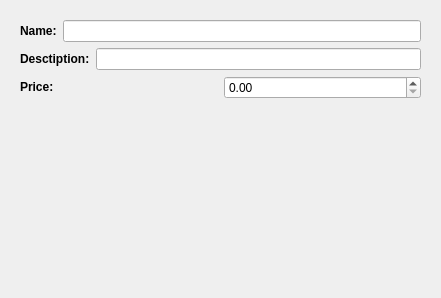
PLLUG-Community-C-Qt-Roadmap/CafeMenuEditor, file editordelegate.ui: the form before one commit.
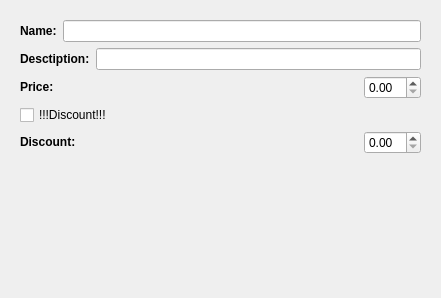
The form after the commit. The open tabs and pages were chosen to show the change.

Commit message: Added Discount field EditorDelegate item page.

```diff
--- a/editordelegate.ui
+++ b/editordelegate.ui
@@ -20,7 +20,7 @@
       <number>1</number>
      </property>
      <widget class="QWidget" name="pageMenuItem">
-      <layout class="QVBoxLayout" name="verticalLayout">
+      <layout class="QVBoxLayout" name="verticalLayout_4">
        <item>
         <layout class="QHBoxLayout" name="horizontalLayout">
          <item>
@@ -53,13 +53,64 @@
         <layout class="QHBoxLayout" name="horizontalLayout_3">
          <item>
           <widget class="QLabel" name="menuItemPriceLabel">
+           <property name="sizePolicy">
+            <sizepolicy hsizetype="Preferred" vsizetype="Preferred">
+             <horstretch>0</horstretch>
+             <verstretch>0</verstretch>
+            </sizepolicy>
+           </property>
            <property name="text">
             <string>&lt;html&gt;&lt;head/&gt;&lt;body&gt;&lt;p&gt;&lt;span style=&quot; font-weight:600;&quot;&gt;Price:&lt;/span&gt;&lt;/p&gt;&lt;/body&gt;&lt;/html&gt;</string>
            </property>
           </widget>
          </item>
          <item>
-          <widget class="QDoubleSpinBox" name="menuItemPriceSpinBox"/>
+          <widget class="QDoubleSpinBox" name="menuItemPriceSpinBox">
+           <property name="sizePolicy">
+            <sizepolicy hsizetype="Maximum" vsizetype="Fixed">
+             <horstretch>0</horstretch>
+             <verstretch>0</verstretch>
+            </sizepolicy>
+           </property>
+          </widget>
+         </item>
+        </layout>
+       </item>
+       <item>
+        <layout class="QVBoxLayout" name="verticalLayout">
+         <item>
+          <widget class="QCheckBox" name="checkBox">
+           <property name="text">
+            <string>!!!Discount!!!</string>
+           </property>
+          </widget>
+         </item>
+         <item>
+          <layout class="QHBoxLayout" name="horizontalLayout_4">
+           <item>
+            <widget class="QLabel" name="label_2">
+             <property name="sizePolicy">
+              <sizepolicy hsizetype="Preferred" vsizetype="Preferred">
+               <horstretch>0</horstretch>
+               <verstretch>0</verstretch>
+              </sizepolicy>
+             </property>
+             <property name="text">
+              <string>&lt;html&gt;&lt;head/&gt;&lt;body&gt;&lt;p&gt;&lt;span style=&quot; font-weight:600;&quot;&gt;Discount: &lt;/span&gt;&lt;/p&gt;&lt;/body&gt;&lt;/html&gt;</string>
+             </property>
+            </widget>
+           </item>
+           <item>
+            <widget class="QDoubleSpinBox" name="doubleSpinBox">
+             <property name="sizePolicy">
+              <sizepolicy hsizetype="Maximum" vsizetype="Fixed">
+               <horstretch>0</horstretch>
+               <verstretch>0</verstretch>
+              </sizepolicy>
+             </property>
+            </widget>
+           </item>
+          </layout>
          </item>
         </layout>
        </item>
```
Left out of the diff: 2 changed lines with no effect on the pictures. The commit also changes 1 other file.
